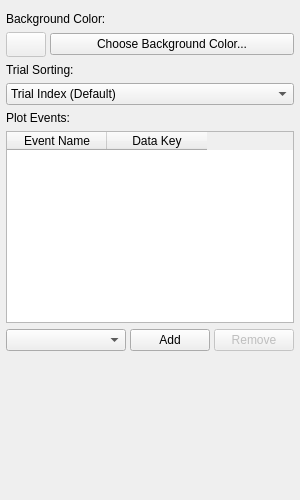
Old version of the form src/WhiskerToolbox/Plots/EventPlotWidget/UI/EventPlotPropertiesWidget.ui in the repository paulmthompson/WhiskerToolbox.
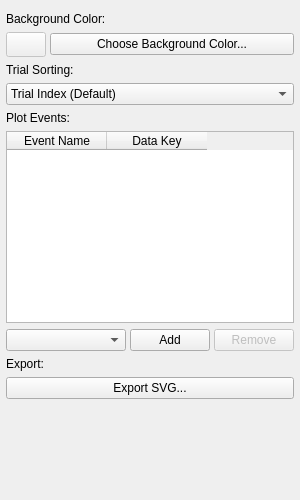
New version of the form.

Commit message: now have SVG export with event plot widget

The edit to the form file:
```diff
--- a/src/WhiskerToolbox/Plots/EventPlotWidget/UI/EventPlotPropertiesWidget.ui
+++ b/src/WhiskerToolbox/Plots/EventPlotWidget/UI/EventPlotPropertiesWidget.ui
@@ -225,6 +225,26 @@
     </widget>
    </item>
    <!-- Glyph style controls are inserted programmatically in a collapsible Section -->
+   <item>
+    <widget class="QLabel" name="export_label">
+     <property name="text">
+      <string>Export:</string>
+     </property>
+    </widget>
+   </item>
+   <item>
+    <widget class="QPushButton" name="export_svg_button">
+     <property name="sizePolicy">
+      <sizepolicy hsizetype="Expanding" vsizetype="Fixed">
+       <horstretch>0</horstretch>
+       <verstretch>0</verstretch>
+      </sizepolicy>
+     </property>
+     <property name="text">
+      <string>Export SVG...</string>
+     </property>
+    </widget>
+   </item>
    <item>
     <spacer name="vertical_spacer">
      <property name="orientation">
```
The commit also changes 16 other files.
